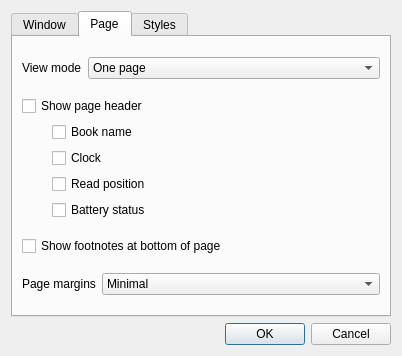
Before: the Qt Designer form trunk/src/settings.ui in buggins/coolreader, drawn with Qt 5.
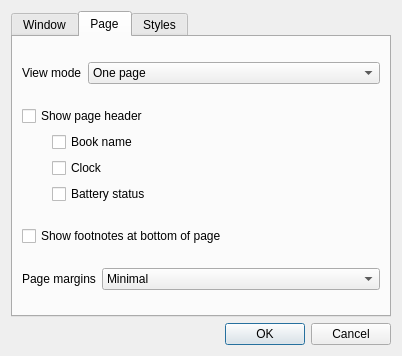
After: the same form once the commit is applied. The open tabs and pages were chosen to show the change. Icons and pictures are not drawn.

What changed in the file:
```diff
--- a/trunk/src/settings.ui
+++ b/trunk/src/settings.ui
@@ -210,33 +210,6 @@
            </item>
           </layout>
          </item>
-         <item>
-          <layout class="QHBoxLayout" name="horizontalLayout_4">
-           <item>
-            <spacer name="horizontalSpacer_3">
-             <property name="orientation">
-              <enum>Qt::Horizontal</enum>
-             </property>
-             <property name="sizeType">
-              <enum>QSizePolicy::Maximum</enum>
-             </property>
-             <property name="sizeHint" stdset="0">
-              <size>
-               <width>30</width>
-               <height>20</height>
-              </size>
-             </property>
-            </spacer>
-           </item>
-           <item>
-            <widget class="QCheckBox" name="cbShowPosition">
-             <property name="text">
-              <string>Read position</string>
-             </property>
-            </widget>
-           </item>
-          </layout>
-         </item>
          <item>
           <layout class="QHBoxLayout" name="horizontalLayout_5">
            <item>
```
Left out of the diff: 2 changed lines with no effect on the pictures.
